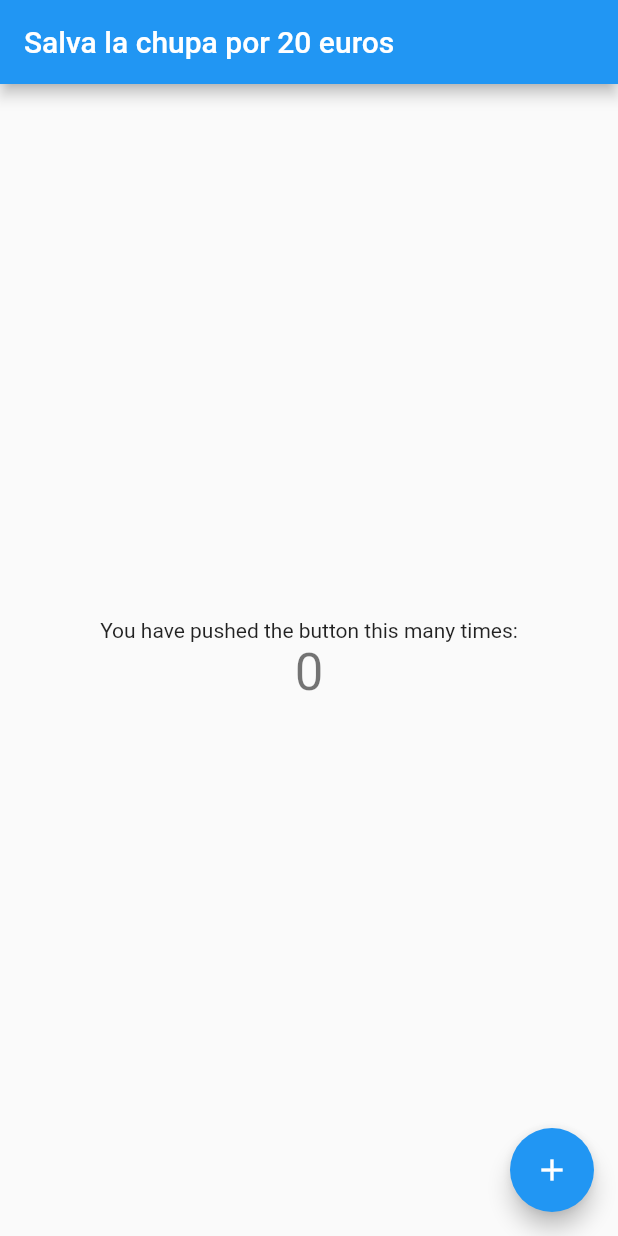
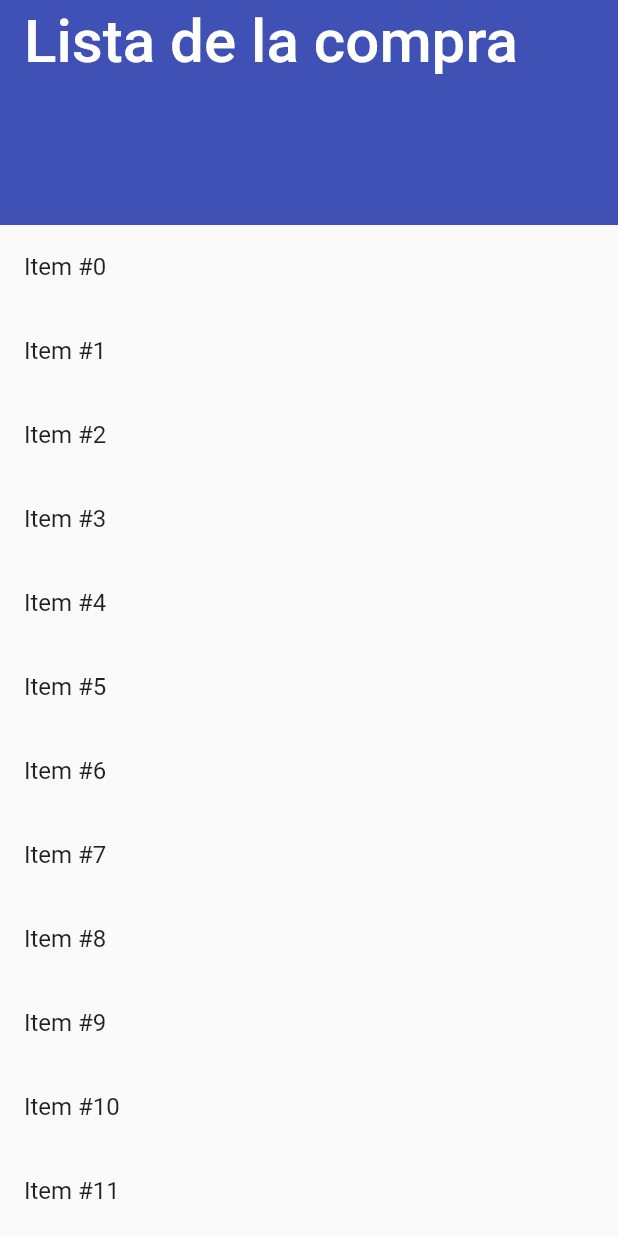
Before and after one commit to pablomorillas02/Lista-Compra, a Flutter app: the screen it shows after launch, on a phone screen of 412 x 824 dp. Run offline on Flutter 3.47's test engine with Material 2 defaults, Android fonts, the phone set to English and light mode, and no system bars.

Commit message:
ESQUELETO TERMINADO
Esqueleto de la aplicación hecho, he implementado una vista para la lista de la compra.

```diff
--- /dev/null
+++ b/lib/lista_compra_app.dart
@@ -0,0 +1,17 @@
+import 'package:flutter/material.dart';
+import 'package:proyecto_final/pantallas/pagina_principal.dart';
+
+class ListaCompraApp extends StatelessWidget {
+  const ListaCompraApp({Key? key}) : super(key: key);
+
+  @override
+  Widget build(BuildContext context) {
+    return MaterialApp(
+      title: 'Lista de la compra',
+      theme: ThemeData(
+        primarySwatch: Colors.grey,
+      ),
+      home: const PaginaPrincipal(),
+    );
+  }
+}
--- a/lib/main.dart
+++ b/lib/main.dart
@@ -1,115 +1,6 @@
 import 'package:flutter/material.dart';
+import 'package:proyecto_final/lista_compra_app.dart';
 
 void main() {
-  runApp(const MyApp());
+  runApp(const ListaCompraApp());
 }
-
-class MyApp extends StatelessWidget {
-  const MyApp({super.key});
-
-  // This widget is the root of your application.
-  @override
-  Widget build(BuildContext context) {
-    return MaterialApp(
-      title: 'Flutter Demo',
-      theme: ThemeData(
-        // This is the theme of your application.
-        //
-        // Try running your application with "flutter run". You'll see the
-        // application has a blue toolbar. Then, without quitting the app, try
-        // changing the primarySwatch below to Colors.green and then invoke
-        // "hot reload" (press "r" in the console where you ran "flutter run",
-        // or simply save your changes to "hot reload" in a Flutter IDE).
-        // Notice that the counter didn't reset back to zero; the application
-        // is not restarted.
-        primarySwatch: Colors.blue,
-      ),
-      home: const MyHomePage(title: 'Salva la chupa por 20 euros'),
-    );
-  }
-}
-
-class MyHomePage extends StatefulWidget {
-  const MyHomePage({super.key, required this.title});
-
-  // This widget is the home page of your application. It is stateful, meaning
-  // that it has a State object (defined below) that contains fields that affect
-  // how it looks.
-
-  // This class is the configuration for the state. It holds the values (in this
-  // case the title) provided by the parent (in this case the App widget) and
-  // used by the build method of the State. Fields in a Widget subclass are
-  // always marked "final".
-
-  final String title;
-
-  @override
-  State<MyHomePage> createState() => _MyHomePageState();
-}
-
-class _MyHomePageState extends State<MyHomePage> {
-  int _counter = 0;
-
-  void _incrementCounter() {
-    setState(() {
-      // This call to setState tells the Flutter framework that something has
-      // changed in this State, which causes it to rerun the build method below
-      // so that the display can reflect the updated values. If we changed
-      // _counter without calling setState(), then the build method would not be
-      // called again, and so nothing would appear to happen.
-      _counter++;
-    });
-  }
-
-  @override
-  Widget build(BuildContext context) {
-    // This method is rerun every time setState is called, for instance as done
-    // by the _incrementCounter method above.
-    //
-    // The Flutter framework has been optimized to make rerunning build methods
-    // fast, so that you can just rebuild anything that needs updating rather
-    // than having to individually change instances of widgets.
-    return Scaffold(
-      appBar: AppBar(
-        // Here we take the value from the MyHomePage object that was created by
-        // the App.build method, and use it to set our appbar title.
-        title: Text(widget.title),
-      ),
-      body: Center(
-        // Center is a layout widget. It takes a single child and positions it
-        // in the middle of the parent.
-        child: Column(
-          // Column is also a layout widget. It takes a list of children and
-          // arranges them vertically. By default, it sizes itself to fit its
-          // children horizontally, and tries to be as tall as its parent.
-          //
-          // Invoke "debug painting" (press "p" in the console, choose the
-          // "Toggle Debug Paint" action from the Flutter Inspector in Android
-          // Studio, or the "Toggle Debug Paint" command in Visual Studio Code)
-          // to see the wireframe for each widget.
-          //
-          // Column has various properties to control how it sizes itself and
-          // how it positions its children. Here we use mainAxisAlignment to
-          // center the children vertically; the main axis here is the vertical
-          // axis because Columns are vertical (the cross axis would be
-          // horizontal).
-          mainAxisAlignment: MainAxisAlignment.center,
-          children: <Widget>[
-            const Text(
-              'You have pushed the button this many times:',
-            ),
-            Text(
-              '$_counter',
-              style: Theme.of(context).textTheme.headlineMedium,
-            ),
-          ],
-        ),
-      ),
-      floatingActionButton: FloatingActionButton(
-        onPressed: _incrementCounter,
-        tooltip: 'Increment',
-        child: const Icon(Icons.add),
-      ), // This trailing comma makes auto-formatting nicer for build methods.
-    );
-  }
-}
--- /dev/null
+++ b/lib/pantallas/pagina_principal.dart
@@ -0,0 +1,52 @@
+import 'package:flutter/material.dart';
+
+class PaginaPrincipal extends StatefulWidget {
+  const PaginaPrincipal({Key? key}) : super(key: key);
+
+  @override
+  State<PaginaPrincipal> createState() => _PaginaPrincipalState();
+}
+
+class _PaginaPrincipalState extends State<PaginaPrincipal> {
+  @override
+  Widget build(BuildContext context) {
+    return Scaffold(
+      // No appBar property provided, only the body.
+      body: CustomScrollView(
+        slivers: [
+          // Add the app bar to the CustomScrollView.
+          SliverAppBar(
+            // Provide a standard title.
+            title: const Text(
+              'Lista de la compra',
+              style: TextStyle(
+                color: Colors.white,
+                fontSize: 40.0,
+              ),
+            ),
+            // Allows the user to reveal the app bar if they begin scrolling
+            // back up the list of items.
+            floating: true,
+            // Display a placeholder widget to visualize the shrinking size.
+            flexibleSpace: Container(
+              color: Colors.indigo,
+            ),
+            // Make the initial height of the SliverAppBar larger than normal.
+            expandedHeight: 150,
+          ),
+          // Next, create a SliverList
+          SliverList(
+            // Use a delegate to build items as they're scrolled on screen.
+            delegate: SliverChildBuilderDelegate(
+              // The builder function returns a ListTile with a title that
+              // displays the index of the current item.
+                  (context, index) => ListTile(title: Text('Item #$index')),
+              // Builds 1000 ListTiles
+              childCount: 100,
+            ),
+          )
+        ],
+      ),
+    );
+  }
+}
--- /dev/null
+++ b/lib/pantallas/pantallas.dart
@@ -0,0 +1 @@
+export 'pagina_principal.dart';
```
